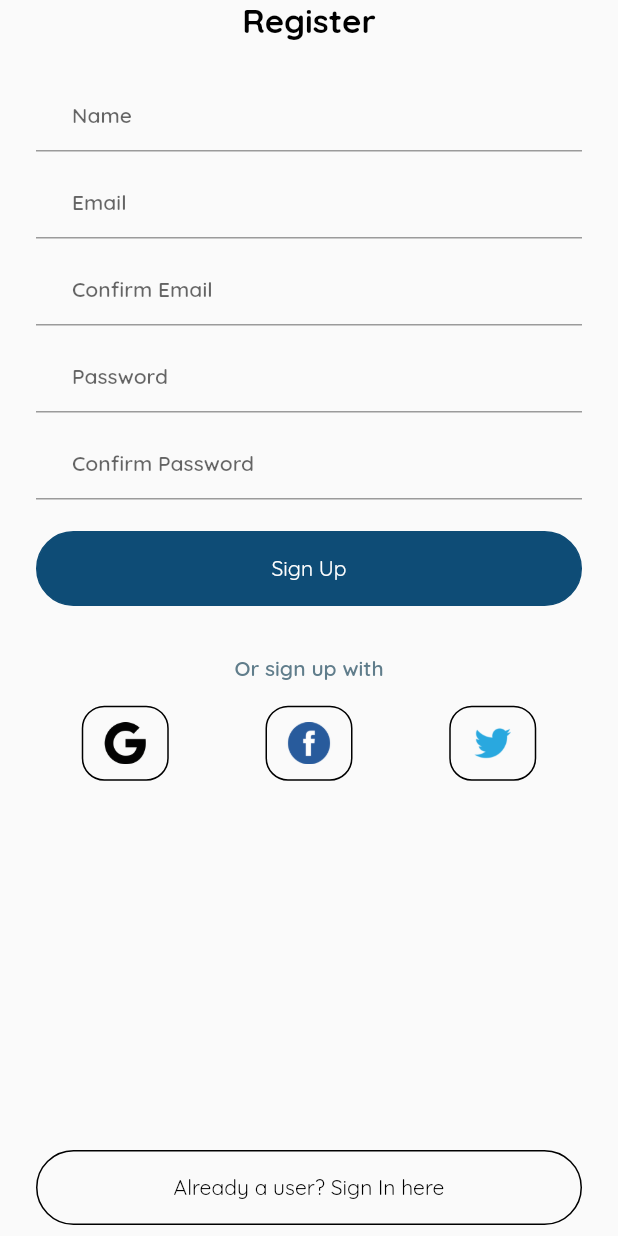
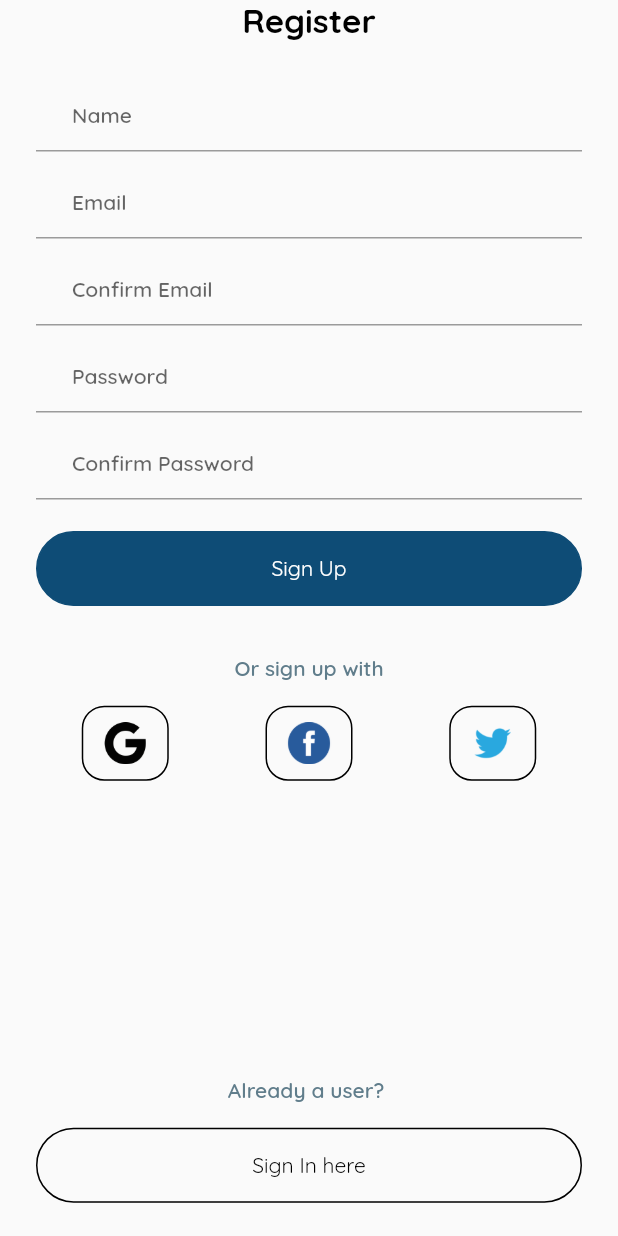
Before and after one commit to l-thatcher/Biblio, a Flutter app: the screen it shows after launch, after a tap on "Sign In", after a tap on "Create New Account", on a phone screen of 412 x 824 dp. Run offline on Flutter 3.47's test engine with Material 2 defaults, Android fonts, the phone set to English and light mode, and no system bars; our stand-ins replace cloud_firestore, firebase_auth, firebase_core, flutter_keyboard_visibility, google_fonts, google_sign_in; missing offline and left inert: flutter_facebook_auth, twitter_login; accounts and stored records are empty; generated files the repository leaves out were written again; network calls fail.

```diff
--- a/lib/screens/login_page.dart
+++ b/lib/screens/login_page.dart
@@ -139,7 +139,7 @@ class _LoginPageState extends State<LoginPage> {
                     ),
                     Column(
                       children: [
-                        Text(AppLocalizations.of(context)!.newAccountPrompt,style: constants.fadedText,),
+                        Text(AppLocalizations.of(context)!.logInPrompt,style: constants.fadedText,),
                         CustomButton(
                           text: AppLocalizations.of(context)!.createAccountTxt,
                           onPressed: () {
--- a/lib/screens/register_page.dart
+++ b/lib/screens/register_page.dart
@@ -218,12 +218,13 @@ class _RegisterPage extends State<RegisterPage> {
                       ),
                       Container(
                         margin: EdgeInsets.only(
-                          top: MediaQuery.of(context).size.height * 0.26
+                          top: MediaQuery.of(context).size.height * 0.22
                         ),
                         child: Visibility(
                           visible: btnVisible,
                           child: Column(
                             children: [
+                              Text(AppLocalizations.of(context)!.newAccountPrompt,style: constants.fadedText,),
                               CustomButton(
                                 text: AppLocalizations.of(context)!.existingUserTxt,
                                 onPressed: () {
--- a/lib/widgets/custom_input_field.dart
+++ b/lib/widgets/custom_input_field.dart
@@ -33,7 +33,6 @@ class CustomInput extends StatelessWidget {
         vertical: 5,
       ),
       child: TextField(
-        maxLines: null,
         obscureText: _hiddenText,
         focusNode: focusNode,
         onChanged: onChanged,
```
Also changed, not shown: lib/l10n/app_en.arb (+6 -2 lines), 1 other file.
